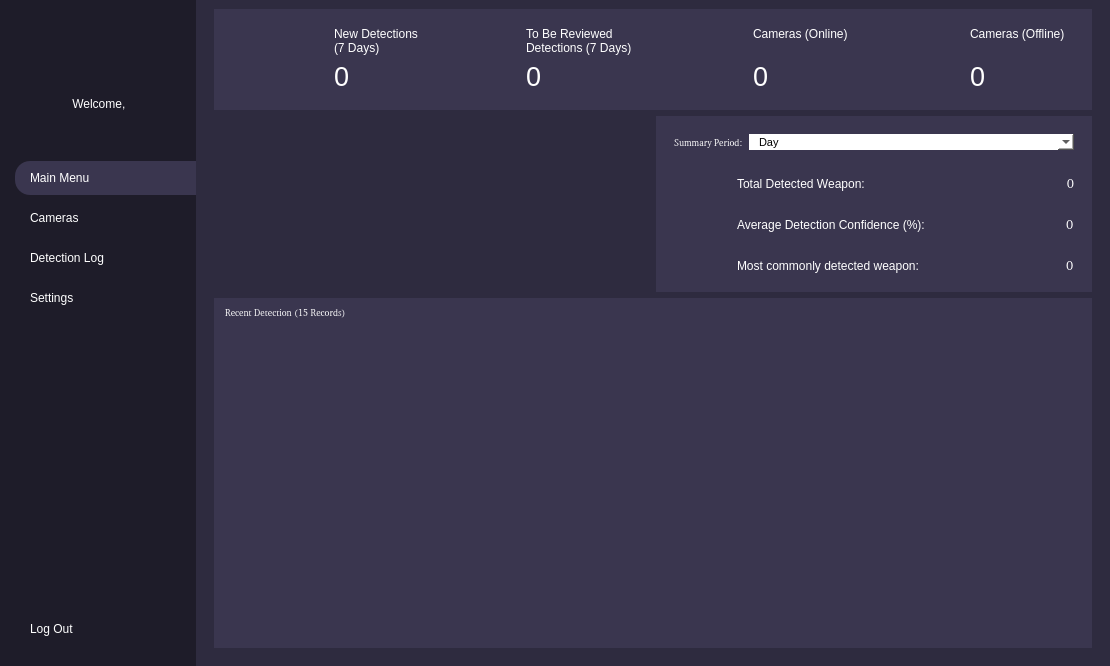
This is dev/client_side/UI/main_menu.ui in TerranceCheng/YOLOv8-Weapon-Recognition-System as Qt 5 draws it before an edit. The edited form follows.
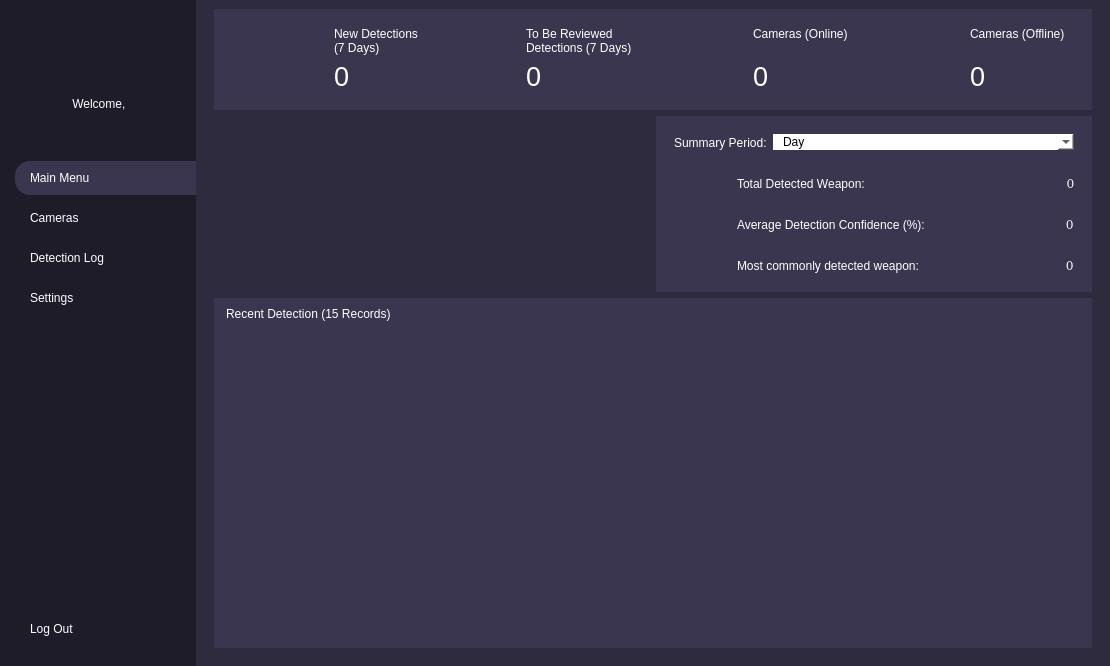
This is the edited form. The open tabs and pages were chosen to show the change. Icons and pictures are not drawn.

The edit to the form file:
```diff
--- a/dev/client_side/UI/main_menu.ui
+++ b/dev/client_side/UI/main_menu.ui
@@ -820,8 +820,8 @@
               <item>
                <widget class="QLabel" name="recentDetectionLabel">
                 <property name="styleSheet">
-                 <string notr="true">margin-bottom: 15px;
-font: 7pt, bold;</string>
+                 <string notr="true">margin-bottom: 10px;
+font: 9pt;</string>
                 </property>
                 <property name="text">
                  <string>Recent Detection (15 Records)</string>
@@ -835,10 +835,12 @@
                     background-color: #3a364f;
                     color: white;
                     gridline-color: white;
+					font: 9pt;
                 }
                 QHeaderView::section {
                     background-color: #3a364f;
                     color: white;
+					font: 9pt;
                 }
                 QTableView::item:selected {
                     background-color: #4c4a6f;
@@ -1045,7 +1047,7 @@
                     </sizepolicy>
                    </property>
                    <property name="styleSheet">
-                    <string notr="true">font: 7pt, bold;</string>
+                    <string notr="true">font: 9pt;</string>
                    </property>
                    <property name="text">
                     <string>Summary Period:</string>
@@ -1064,7 +1066,7 @@
                     <string notr="true">color: black;
 background-color: #fff;
 padding-left: 10px;
-font: 8pt;</string>
+font: 9pt;</string>
                    </property>
                    <item>
                     <property name="text">
```
Left out of the diff: 35 changed lines with no effect on the pictures.
